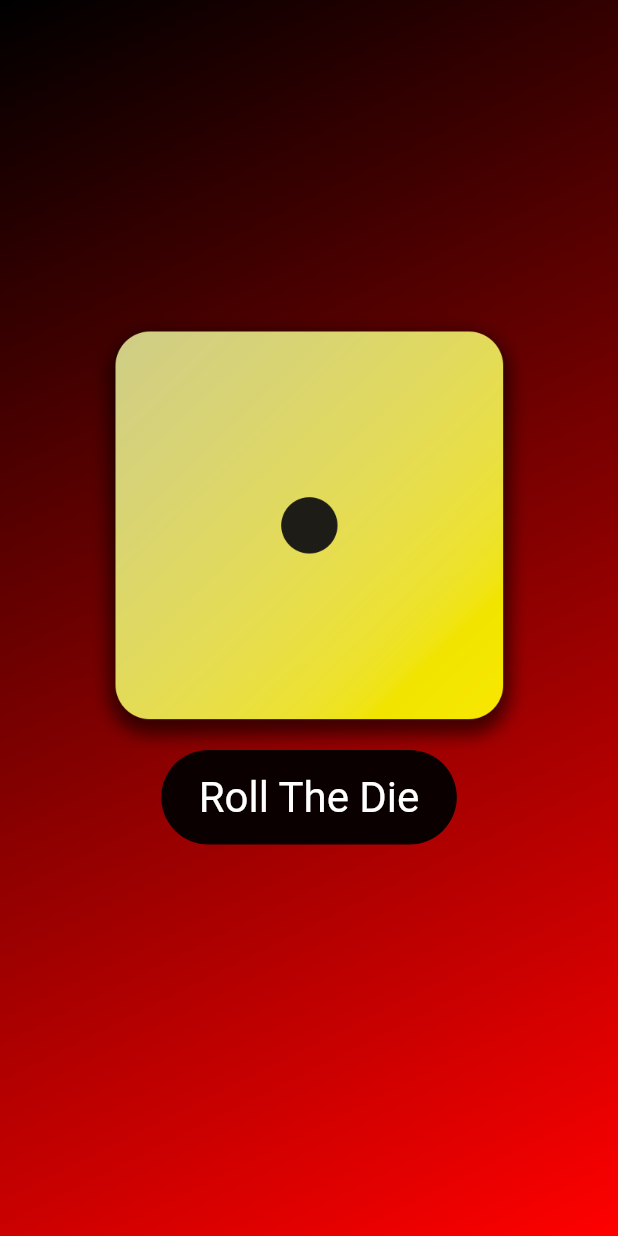
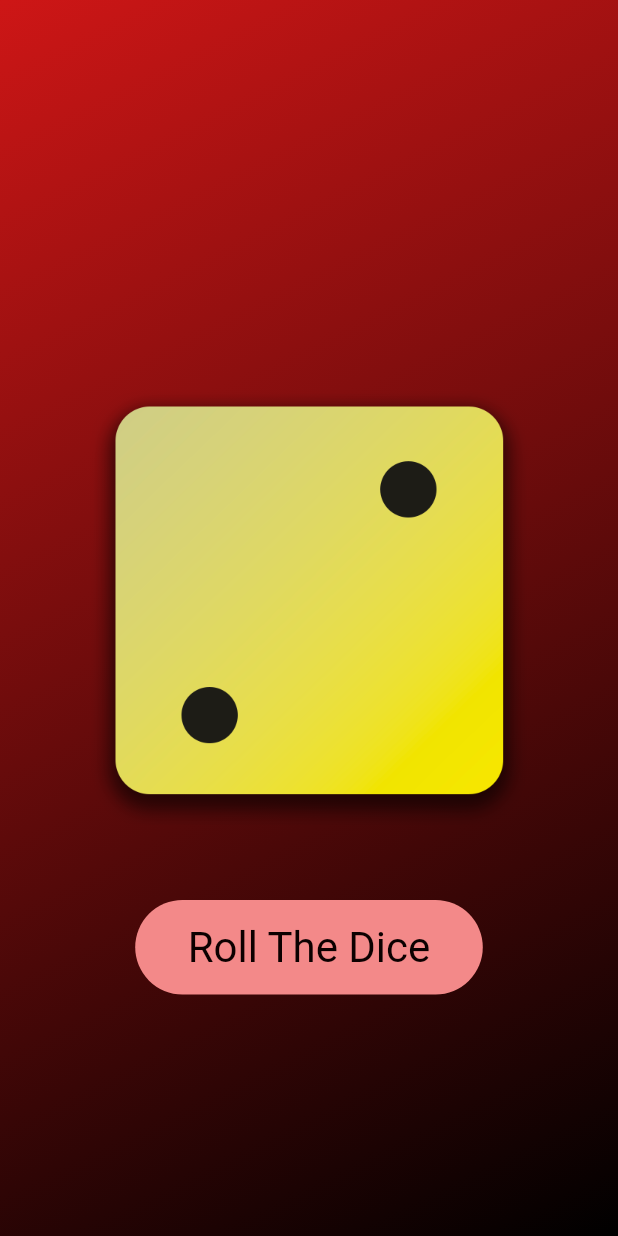
Before and after one commit to MackyMa/first_app, a Flutter app: the screen it shows after launch, on a phone screen of 412 x 824 dp. Run offline on Flutter 3.47's test engine with Material 3 defaults, Android fonts, the phone set to English and light mode, and no system bars.

Commit message:
Actual Final one

```diff
--- a/lib/dice_roller.dart
+++ b/lib/dice_roller.dart
@@ -1,10 +1,53 @@
+import 'dart:math';
 import 'package:flutter/material.dart';
 
 class DiceRoller extends StatefulWidget {
+  const DiceRoller({super.key});
+
+  @override
   State<DiceRoller> createState() {
-    return
+    return _DiceRollerState();
   }
 }
-class DiceRollerState extends State<DiceRoller> {
 
-}
+class _DiceRollerState extends State<DiceRoller> {
+  final randomizer = Random();
+  var currentDiceRoll = 2;
+  void rolldice() {
+    setState(() {
+      currentDiceRoll = randomizer.nextInt (6) + 1;
+    });
+  }
+
+
+  @override
+   Widget build(BuildContext context) {
+    return Column(
+          children: [
+            SizedBox(
+              height: 250,
+            ),
+            Image.asset(
+              'assets/images/dice-$currentDiceRoll.png',
+              width: 300,
+            ),
+            SizedBox(
+              height: 50,
+            ),
+            TextButton(
+              onPressed: rolldice,
+              style: TextButton.styleFrom(
+                padding:
+                    const EdgeInsets.symmetric(vertical: 15, horizontal: 35),
+                foregroundColor: const Color.fromARGB(255, 12, 0, 0),
+                backgroundColor: const Color.fromARGB(255, 243, 137, 137),
+                textStyle: const TextStyle(
+                  fontSize: 28,
+                ),
+              ),
+              child: const Text("Roll The Dice"),
+            ),
+          ],
+        );
+   }
+  }
--- a/lib/gradient_container.dart
+++ b/lib/gradient_container.dart
@@ -1,71 +1,30 @@
 import 'package:flutter/material.dart';
-//import 'package: first_app/myTextWidget.dart';
+import 'dice_roller.dart';
 
 class GradientContainer extends StatelessWidget {
   GradientContainer(this.startColor, this.endColor, {super.key});
-  final startalign = Alignment.topLeft;
-  final endalign = Alignment.bottomRight;
+  final Alignment startAlignment = Alignment.topLeft;
+  final Alignment endAlignment = Alignment.bottomRight;
   final Color startColor;
   final Color endColor;
-  //final String activeImage = 'assets/images/dice-1.png';
-  var activeimage = 'assets/images/dice-1.png';
 
-  //get random number
-  //get sring that matches number
-  //change image to match string
-  //reload
-
-
-  void rolldice () {
-    activeimage = 'assets/images/dice-2.png';
-    print('Rolling Die');
-  }
 
   @override
   Widget build(context) {
     return Container(
       decoration: BoxDecoration(
         gradient: LinearGradient(
-          colors:[
-          startColor,
-          endColor,
+          colors: [
+            startColor,
+            endColor,
           ],
-          begin: Alignment.topLeft,
-          end: Alignment.bottomRight,
+          begin: startAlignment,
+          end: endAlignment,
         ),
       ),
-      child: Column(
-        children: [Center(
-            child: SizedBox(
-              width: 300,
-              height: 600,
-              child: Column(
-                children: [
-                  SizedBox(height: 200),
-                  Image.asset(activeimage),
-                  TextButton(
-                    style: TextButton.styleFrom(
-                      padding: const EdgeInsets.symmetric(vertical: 15, horizontal: 25),
-                      foregroundColor: const Color.fromARGB(255, 255, 255, 255),
-                      backgroundColor: const Color.fromARGB(255, 11, 0, 0),
-                      textStyle: const TextStyle(
-                        fontSize: 28
-                      ),
-                    ),
-                    onPressed: () {
-                      rolldice();
-                    },
-                    child: const Text("Roll The Die"),
-                  ),
-                ],
-              ),
-            ),
-          ),
-        ],
+      child: Center(
+        child: DiceRoller(),
       ),
     );
   }
 }
-
-/*I realize how messy the actual die and "Roll The Die" image and button are.
-I'm leaving it here so I can do this again without the video to do it better. */
--- a/lib/main.dart
+++ b/lib/main.dart
@@ -1,14 +1,13 @@
 import 'package:first_app/gradient_container.dart';
 import 'package:flutter/material.dart';
 
-void main()
-{
+void main() {
   runApp(
     MaterialApp(
       home: Scaffold(
         body: GradientContainer(
+          Color.fromARGB(255, 206, 22, 22),
           Color.fromARGB(255, 0, 0, 0),
-        Color.fromARGB(255, 255, 0, 0),
         ),
       ),
     ),
```
Lines whose indentation alone changed are shown as unchanged.
